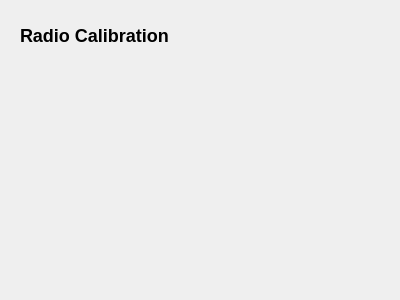
This is src/ui/configuration/RadioCalibrationConfig.ui in mavlink/qgroundcontrol as Qt 5 draws it before an edit. The edited form follows.
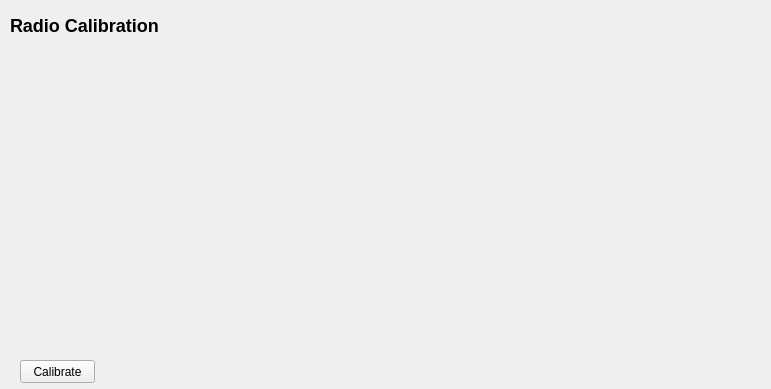
This is the edited form. Custom widgets are drawn as their Qt base class.

Commit message: Change for layout of configuration widgets, and start of implmentation of RadioCalibration Widget

```diff
--- a/src/ui/configuration/RadioCalibrationConfig.ui
+++ b/src/ui/configuration/RadioCalibrationConfig.ui
@@ -6,8 +6,8 @@
    <rect>
     <x>0</x>
     <y>0</y>
-    <width>400</width>
-    <height>300</height>
+    <width>771</width>
+    <height>389</height>
    </rect>
   </property>
   <property name="windowTitle">
@@ -16,8 +16,8 @@
   <widget class="QLabel" name="label">
    <property name="geometry">
     <rect>
-     <x>20</x>
-     <y>20</y>
+     <x>10</x>
+     <y>10</y>
      <width>171</width>
      <height>31</height>
     </rect>
@@ -29,7 +29,252 @@
     <bool>false</bool>
    </property>
   </widget>
+  <widget class="QWidget" name="layoutWidget">
+   <property name="geometry">
+    <rect>
+     <x>10</x>
+     <y>50</y>
+     <width>716</width>
+     <height>300</height>
+    </rect>
+   </property>
+   <layout class="QVBoxLayout" name="verticalLayout_15">
+    <property name="sizeConstraint">
+     <enum>QLayout::SetMinAndMaxSize</enum>
+    </property>
+    <item>
+     <layout class="QHBoxLayout" name="horizontalLayout_10">
+      <item>
+       <widget class="QGCRadioChannelDisplay" name="rollWidget" native="true">
+        <property name="minimumSize">
+         <size>
+          <width>250</width>
+          <height>40</height>
+         </size>
+        </property>
+        <property name="maximumSize">
+         <size>
+          <width>250</width>
+          <height>40</height>
+         </size>
+        </property>
+       </widget>
+      </item>
+      <item>
+       <spacer name="horizontalSpacer_6">
+        <property name="orientation">
+         <enum>Qt::Horizontal</enum>
+        </property>
+        <property name="sizeHint" stdset="0">
+         <size>
+          <width>40</width>
+          <height>20</height>
+         </size>
+        </property>
+       </spacer>
+      </item>
+     </layout>
+    </item>
+    <item>
+     <layout class="QHBoxLayout" name="horizontalLayout_13" stretch="2,1,2,2,2,0">
+      <item>
+       <spacer name="horizontalSpacer_12">
+        <property name="orientation">
+         <enum>Qt::Horizontal</enum>
+        </property>
+        <property name="sizeHint" stdset="0">
+         <size>
+          <width>40</width>
+          <height>20</height>
+         </size>
+        </property>
+       </spacer>
+      </item>
+      <item>
+       <widget class="QGCRadioChannelDisplay" name="pitchWidget" native="true">
+        <property name="minimumSize">
+         <size>
+          <width>50</width>
+          <height>200</height>
+         </size>
+        </property>
+        <property name="maximumSize">
+         <size>
+          <width>50</width>
+          <height>200</height>
+         </size>
+        </property>
+       </widget>
+      </item>
+      <item>
+       <spacer name="horizontalSpacer_11">
+        <property name="orientation">
+         <enum>Qt::Horizontal</enum>
+        </property>
+        <property name="sizeHint" stdset="0">
+         <size>
+          <width>250</width>
+          <height>20</height>
+         </size>
+        </property>
+       </spacer>
+      </item>
+      <item>
+       <widget class="QGCRadioChannelDisplay" name="throttleWidget" native="true">
+        <property name="minimumSize">
+         <size>
+          <width>50</width>
+          <height>200</height>
+         </size>
+        </property>
+        <property name="maximumSize">
+         <size>
+          <width>50</width>
+          <height>200</height>
+         </size>
+        </property>
+       </widget>
+      </item>
+      <item>
+       <spacer name="horizontalSpacer_10">
+        <property name="orientation">
+         <enum>Qt::Horizontal</enum>
+        </property>
+        <property name="sizeHint" stdset="0">
+         <size>
+          <width>40</width>
+          <height>20</height>
+         </size>
+        </property>
+       </spacer>
+      </item>
+      <item>
+       <layout class="QVBoxLayout" name="verticalLayout_6">
+        <item>
+         <widget class="QGCRadioChannelDisplay" name="radio5Widget" native="true">
+          <property name="minimumSize">
+           <size>
+            <width>250</width>
+            <height>40</height>
+           </size>
+          </property>
+          <property name="maximumSize">
+           <size>
+            <width>250</width>
+            <height>40</height>
+           </size>
+          </property>
+         </widget>
+        </item>
+        <item>
+         <widget class="QGCRadioChannelDisplay" name="radio6Widget" native="true">
+          <property name="minimumSize">
+           <size>
+            <width>250</width>
+            <height>40</height>
+           </size>
+          </property>
+          <property name="maximumSize">
+           <size>
+            <width>250</width>
+            <height>40</height>
+           </size>
+          </property>
+         </widget>
+        </item>
+        <item>
+         <widget class="QGCRadioChannelDisplay" name="radio7Widget" native="true">
+          <property name="minimumSize">
+           <size>
+            <width>250</width>
+            <height>40</height>
+           </size>
+          </property>
+          <property name="maximumSize">
+           <size>
+            <width>250</width>
+            <height>40</height>
+           </size>
+          </property>
+         </widget>
+        </item>
+        <item>
+         <widget class="QGCRadioChannelDisplay" name="radio8Widget" native="true">
+          <property name="minimumSize">
+           <size>
+            <width>250</width>
+            <height>40</height>
+           </size>
+          </property>
+          <property name="maximumSize">
+           <size>
+            <width>250</width>
+            <height>40</height>
+           </size>
+          </property>
+         </widget>
+        </item>
+       </layout>
+      </item>
+     </layout>
+    </item>
+    <item>
+     <layout class="QHBoxLayout" name="horizontalLayout_12">
+      <item>
+       <widget class="QGCRadioChannelDisplay" name="yawWidget" native="true">
+        <property name="minimumSize">
+         <size>
+          <width>250</width>
+          <height>40</height>
+         </size>
+        </property>
+        <property name="maximumSize">
+         <size>
+          <width>250</width>
+          <height>40</height>
+         </size>
+        </property>
+       </widget>
+      </item>
+      <item>
+       <spacer name="horizontalSpacer_7">
+        <property name="orientation">
+         <enum>Qt::Horizontal</enum>
+        </property>
+        <property name="sizeHint" stdset="0">
+         <size>
+          <width>40</width>
+          <height>20</height>
+         </size>
+        </property>
+       </spacer>
+      </item>
+     </layout>
+    </item>
+   </layout>
+  </widget>
+  <widget class="QPushButton" name="calibrateButton">
+   <property name="geometry">
+    <rect>
+     <x>20</x>
+     <y>360</y>
+     <width>75</width>
+     <height>23</height>
+    </rect>
+   </property>
+   <property name="text">
+    <string>Calibrate</string>
+   </property>
+  </widget>
  </widget>
+ <customwidgets>
+  <customwidget>
+   <class>QGCRadioChannelDisplay</class>
+   <extends>QWidget</extends>
+   <header>ui/designer/QGCRadioChannelDisplay.h</header>
+   <container>1</container>
+  </customwidget>
+ </customwidgets>
  <resources/>
  <connections/>
 </ui>
```
The commit also changes 11 other files.
